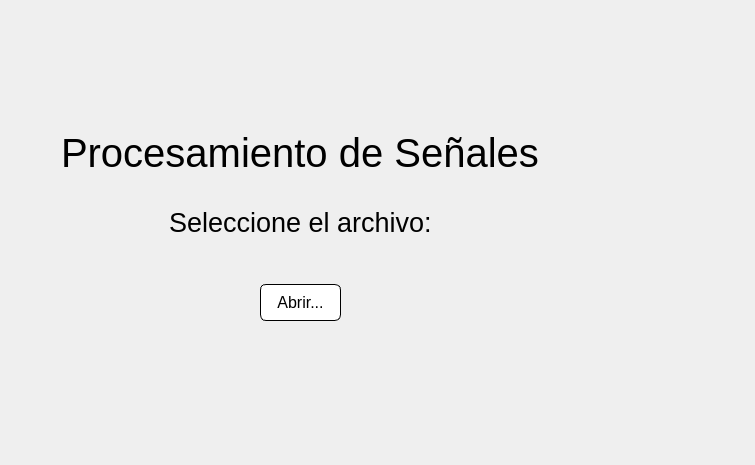
The window that archivosUI/elegirSenalVentana.ui (SofiaMarcano/TrabajoFinal) describes before a commit, drawn with Qt 5.
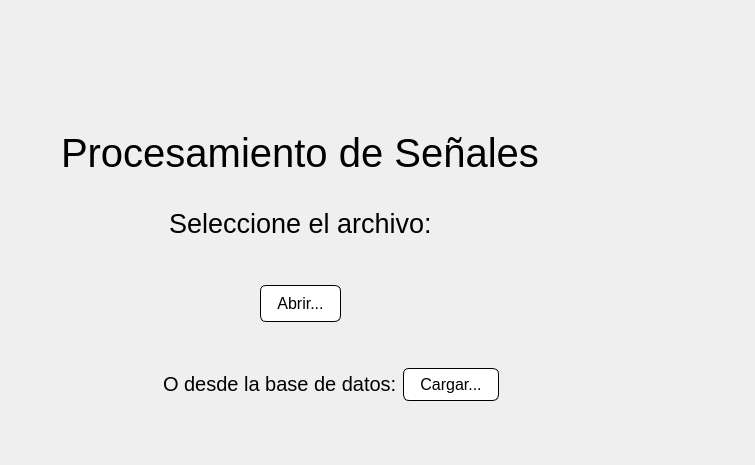
The same window after the commit. Icons and pictures are not drawn.

Commit message: interfaz manejo de señal

What changed in the file:
```diff
--- a/archivosUI/elegirSenalVentana.ui
+++ b/archivosUI/elegirSenalVentana.ui
@@ -166,17 +166,102 @@
         </spacer>
        </item>
        <item>
-        <spacer name="verticalSpacer_3">
-         <property name="orientation">
-          <enum>Qt::Vertical</enum>
-         </property>
-         <property name="sizeHint" stdset="0">
-          <size>
-           <width>20</width>
-           <height>40</height>
-          </size>
-         </property>
-        </spacer>
+        <layout class="QHBoxLayout" name="horizontalLayout_2">
+         <item>
+          <spacer name="horizontalSpacer">
+           <property name="orientation">
+            <enum>Qt::Horizontal</enum>
+           </property>
+           <property name="sizeHint" stdset="0">
+            <size>
+             <width>40</width>
+             <height>20</height>
+            </size>
+           </property>
+          </spacer>
+         </item>
+         <item>
+          <spacer name="horizontalSpacer_3">
+           <property name="orientation">
+            <enum>Qt::Horizontal</enum>
+           </property>
+           <property name="sizeHint" stdset="0">
+            <size>
+             <width>40</width>
+             <height>20</height>
+            </size>
+           </property>
+          </spacer>
+         </item>
+         <item alignment="Qt::AlignHCenter|Qt::AlignVCenter">
+          <widget class="QLabel" name="seleccionetexto_2">
+           <property name="maximumSize">
+            <size>
+             <width>16777215</width>
+             <height>37</height>
+            </size>
+           </property>
+           <property name="styleSheet">
+            <string notr="true">QLabel {
+
+	font: 8pt &quot;Times New Roman&quot;;
+    font-size: 15pt;
+    color: black;
+}
+</string>
+           </property>
+           <property name="text">
+            <string>O desde la base de datos:</string>
+           </property>
+           <property name="alignment">
+            <set>Qt::AlignLeading|Qt::AlignLeft|Qt::AlignVCenter</set>
+           </property>
+          </widget>
+         </item>
+         <item alignment="Qt::AlignHCenter|Qt::AlignVCenter">
+          <widget class="QPushButton" name="cargarMAT">
+           <property name="styleSheet">
+            <string notr="true">QPushButton {
+    background-color: white;
+    color: black;
+    border: 1px solid black;
+    border-radius: 6px;
+    padding: 6px 16px;
+    font-size: 12pt;
+}
+
+QPushButton:hover {
+    background-color: #ecf0f1; 
+    border-color: #34495e;
+    color: #34495e;
+}
+
+QPushButton:pressed {
+    background-color: #bdc3c7; 
+    border-color: #2c3e50;
+    color: #2c3e50;
+}
+</string>
+           </property>
+           <property name="text">
+            <string>Cargar...</string>
+           </property>
+          </widget>
+         </item>
+         <item>
+          <spacer name="horizontalSpacer_2">
+           <property name="orientation">
+            <enum>Qt::Horizontal</enum>
+           </property>
+           <property name="sizeHint" stdset="0">
+            <size>
+             <width>20</width>
+             <height>20</height>
+            </size>
+           </property>
+          </spacer>
+         </item>
+        </layout>
        </item>
       </layout>
      </item>
```
Left out of the diff: 2 changed lines with no effect on the pictures. The commit also changes 5 other files.
